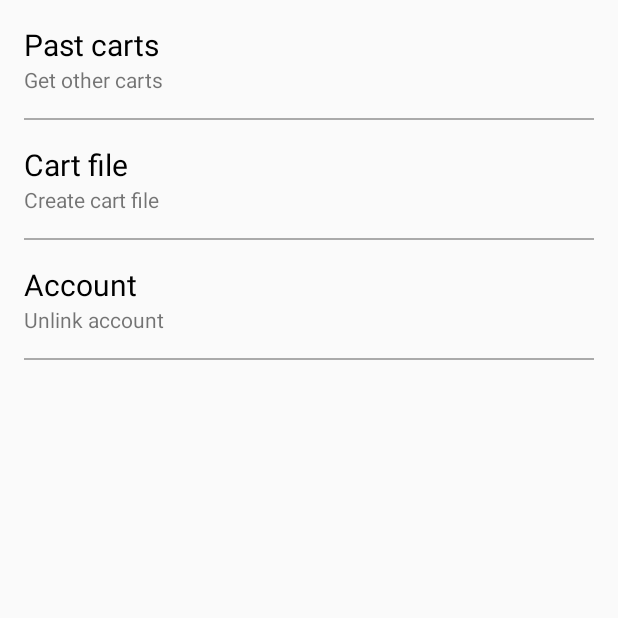
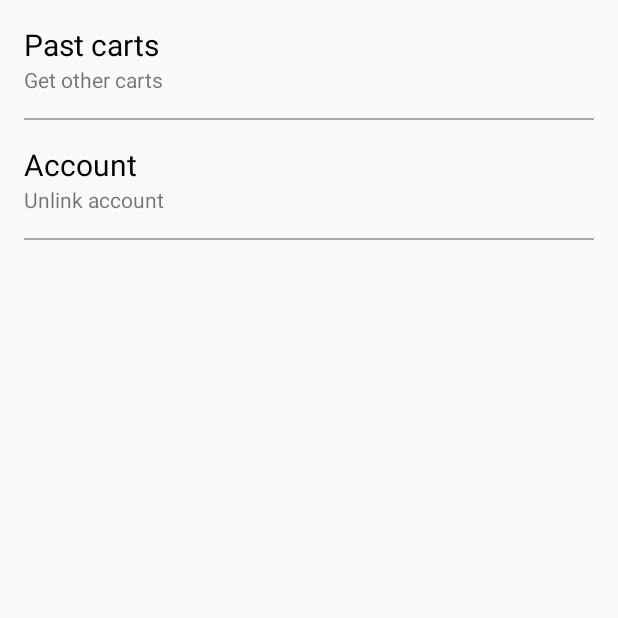
Before and after one commit to alesanmed-educational-projects/raspberry-cart, an Android app: the OptionsActivity screen opened directly, with no data from a screen before it, on a phone screen of 412 x 824 dp, the top half of it. Run offline under Robolectric (Android 15) with nearby library versions, the phone set to English and light mode, and no system bars; libraries missing offline, so code that uses them is left out: com.securepreferences.

Commit message:
Correcciones menores

```diff
--- a/app/src/main/java/com/acmezon/acmezon_dash/OptionsActivity.java
+++ b/app/src/main/java/com/acmezon/acmezon_dash/OptionsActivity.java
@@ -8,20 +8,16 @@ import android.content.DialogInterface;
 import android.content.Intent;
 import android.content.IntentFilter;
 import android.content.SharedPreferences;
+import android.os.Bundle;
 import android.support.v7.app.AppCompatActivity;
-import android.os.Bundle;
-import android.util.Log;
 import android.view.View;
 import android.widget.LinearLayout;
 import android.widget.Toast;
 
 import com.securepreferences.SecurePreferences;
 
-import java.io.FileOutputStream;
-import java.util.Map;
-
 public class OptionsActivity extends AppCompatActivity {
-    private final String FILENAME = "shopping_cart";
+    //private final String FILENAME = "shopping_cart";
     private final String ACTION_CLOSE = "com.acmezon.acmezon_dash.ACTION_CLOSE";
 
     @Override
@@ -37,7 +33,7 @@ public class OptionsActivity extends AppCompatActivity {
     }
 
     private void initListeners() {
-        LinearLayout createFile = (LinearLayout) findViewById(R.id.create_file);
+        /*LinearLayout createFile = (LinearLayout) findViewById(R.id.create_file);
         assert createFile != null;
 
         createFile.setOnClickListener(new View.OnClickListener() {
@@ -57,7 +53,7 @@ public class OptionsActivity extends AppCompatActivity {
                         getString(R.string.cart_file_created),
                         Toast.LENGTH_LONG).show();
             }
-        });
+        });*/
 
         LinearLayout pastCarts = (LinearLayout) findViewById(R.id.past_carts);
         assert  pastCarts != null;
--- a/app/src/main/java/com/acmezon/acmezon_dash/bluetooth/DeviceItem.java
+++ b/app/src/main/java/com/acmezon/acmezon_dash/bluetooth/DeviceItem.java
@@ -20,4 +20,10 @@ public class DeviceItem {
         this.deviceName = name;
         this.address = address;
     }
+
+    @Override
+    public boolean equals(Object obj) {
+        return obj instanceof DeviceItem &&
+                ((DeviceItem) obj).getAddress().equals(this.getAddress());
+    }
 }
--- a/app/src/main/res/layout/activity_login.xml
+++ b/app/src/main/res/layout/activity_login.xml
@@ -4,7 +4,7 @@
     android:layout_width="match_parent"
     android:layout_height="match_parent"
     android:orientation="vertical"
-    android:padding="48dp"
+    android:padding="45dp"
     tools:context="com.acmezon.acmezon_dash.LoginActivity">
 
     <TextView
--- a/app/src/main/res/layout/activity_options.xml
+++ b/app/src/main/res/layout/activity_options.xml
@@ -40,7 +40,7 @@
         android:layout_height="1dip"
         android:background="@android:color/darker_gray" />
 
-    <LinearLayout
+    <!--<LinearLayout
         android:id="@+id/create_file"
         android:orientation="vertical"
         android:layout_width="match_parent"
@@ -71,14 +71,14 @@
         android:layout_below="@+id/create_file"
         android:layout_width="fill_parent"
         android:layout_height="1dip"
-        android:background="@android:color/darker_gray" />
+        android:background="@android:color/darker_gray" />-->
 
     <LinearLayout
         android:id="@+id/store_account"
         android:orientation="vertical"
         android:layout_width="match_parent"
         android:layout_height="wrap_content"
-        android:layout_below="@+id/hor_line_2"
+        android:layout_below="@+id/hor_line_1"
         android:background="?android:attr/selectableItemBackground"
         android:layout_alignParentRight="true"
         android:layout_alignParentEnd="true"
```
Also changed, not shown: app/src/main/java/com/acmezon/acmezon_dash/BluetoothScreen.java (+11 -4 lines), 1 other file.
